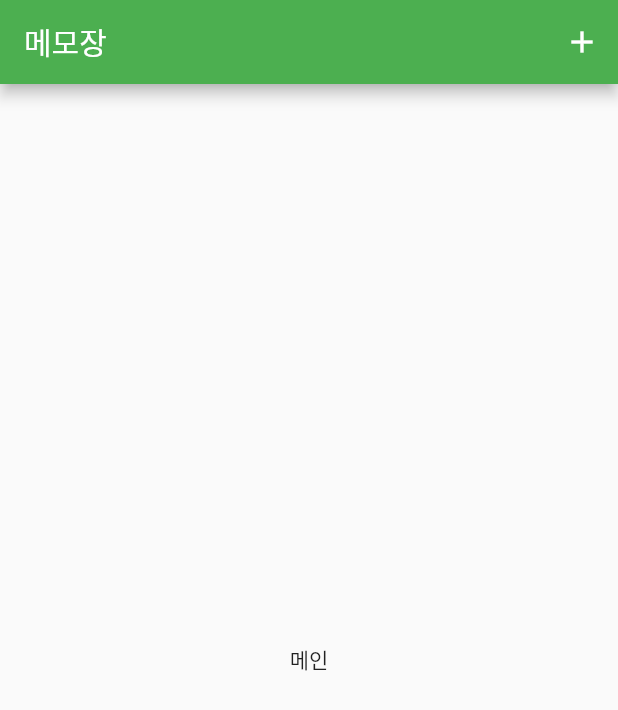
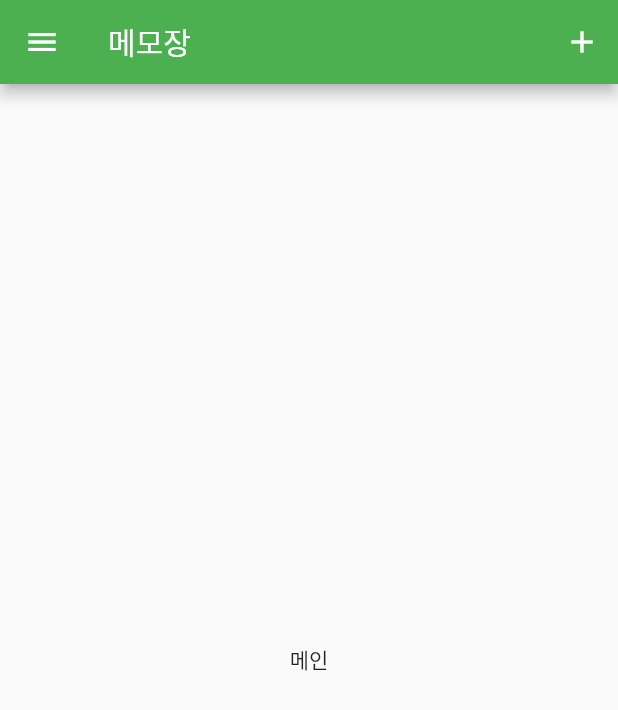
Before and after one commit to k906506/Flutter-Memo, a Flutter app: the screen it shows after launch, on a phone screen of 412 x 824 dp. Shown: the top 710 px of the screen. Run offline on Flutter 3.47's test engine with Material 2 defaults, Android fonts, the phone set to English and light mode, and no system bars; Roboto replaces fonts that are missing (baemin).

Commit message:
페이지간 연동

```diff
--- a/lib/main.dart
+++ b/lib/main.dart
@@ -1,5 +1,7 @@
-import 'package:flutter/cupertino.dart';
 import 'package:flutter/material.dart';
+import '/screens/trash_screen.dart';
+import '/screens/user_info_screen.dart';
+import '/widgets/app_drawer.dart';
 import '/screens/add_memo_screen.dart';
 
 void main() {
@@ -19,7 +21,10 @@ class MyApp extends StatelessWidget {
         fontFamily: 'baemin',
       ),
       home: MyHomePage(),
+      initialRoute: '/',
       routes: {
+        UserInfoScreen.routeName : (ctx) => UserInfoScreen(),
+        TrashScreen.routeName : (ctx) => TrashScreen(),
         AddMemoScreen.routeName: (ctx) => AddMemoScreen(),
       },
     );
@@ -41,6 +46,7 @@ class MyHomePage extends StatelessWidget {
           ),
         ],
       ),
+      drawer: AppDrawer(),
       body: Center(
         child: Text("메인"),
       ),
```
